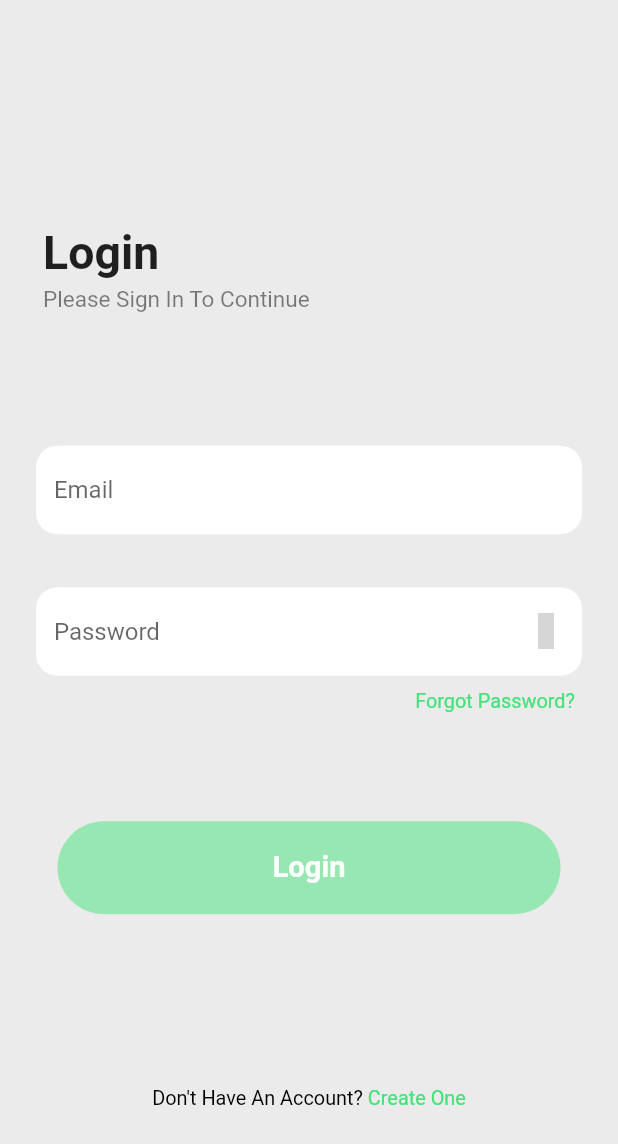
After one commit to OMARDARAZI/Mythmaker, a Flutter app: the screen it shows after launch, on a phone screen of 412 x 824 dp. The commit adds this screen. Shown: the top 1144 px of the screen. Run offline on Flutter 3.47's test engine with Material 2 defaults, Android fonts, the phone set to English and light mode, and no system bars; our stand-ins replace flutter_screenutil, get, iconsax, lottie, shared_preferences; missing offline and left inert: all_validations_br, fialogs, smooth_scroll_multiplatform; grey boxes are pictures that could not be loaded.

```diff
--- /dev/null
+++ b/lib/login/view.dart
@@ -0,0 +1,185 @@
+import 'package:flutter/material.dart';
+import 'package:flutter_screenutil/flutter_screenutil.dart';
+import 'package:get/get.dart';
+import 'package:iconsax/iconsax.dart';
+import 'package:lottie/lottie.dart';
+import 'package:myth_maker/register/view.dart';
+import 'package:myth_maker/widgets/TextField.dart';
+import 'package:myth_maker/widgets/primaryBtn.dart';
+import '../consts.dart';
+import 'logic.dart';
+
+class LoginPage extends StatelessWidget {
+  LoginPage({Key? key}) : super(key: key);
+
+  @override
+  Widget build(BuildContext context) {
+    return SafeArea(
+      child: GetBuilder<LoginLogic>(
+        init: LoginLogic(),
+        builder: (logic) {
+          return Scaffold(
+            backgroundColor: backgroundColor,
+            body: SingleChildScrollView(
+              child: Column(
+                mainAxisAlignment: MainAxisAlignment.start,
+                crossAxisAlignment: CrossAxisAlignment.start,
+                children: [
+                  SizedBox(
+                    width: double.infinity,
+                    height: 170.h,
+                  ),
+                  Padding(
+                    padding: EdgeInsets.symmetric(horizontal: 30.w),
+                    child: Text(
+                      'Login',
+                      style: TextStyle(
+                          fontWeight: FontWeight.bold, fontSize: 35.sp),
+                    ),
+                  ),
+                  SizedBox(
+                    height: 5.h,
+                  ),
+                  Padding(
+                    padding: EdgeInsets.symmetric(horizontal: 30.w),
+                    child: Text(
+                      'Please Sign In To Continue',
+                      style: TextStyle(
+                        color: Colors.black.withOpacity(.5),
+                        fontSize: 17.sp,
+                      ),
+                    ),
+                  ),
+                  SizedBox(height: 100.h),
+                  customeTextField(
+                    onChanged: (p0) {
+                      logic.updateUi();
+                    },
+                    hint: 'Email',
+                    controller: logic.emailController,
+                    keyboardType: TextInputType.emailAddress,
+                  ),
+                  SizedBox(
+                    height: 40.h,
+                  ),
+                  customeTextField(
+                    onChanged: (p0) => logic.updateUi(),
+                    hint: 'Password',
+                    controller: logic.passwordController,
+                    isObscure: logic.isObscure,
+                    suffixIcon: IconButton(
+                      onPressed: () {
+                        logic.changeObscure();
+                      },
+                      icon: Icon(
+                        logic.isObscure ? Iconsax.eye : Iconsax.eye_slash,
+                      ),
+                    ),
+                    keyboardType: TextInputType.visiblePassword,
+                  ),
+                  Padding(
+                    padding:
+                        EdgeInsets.symmetric(horizontal: 30.w, vertical: 10.w),
+                    child: Row(
+                      mainAxisAlignment: MainAxisAlignment.end,
+                      children: [
+                        Text(
+                          'Forgot Password?',
+                          style: TextStyle(
+                            color: primaryColor,
+                            fontSize: 15.sp,
+                          ),
+                        )
+                      ],
+                    ),
+                  ),
+                  SizedBox(
+                    height: 70.h,
+                  ),
+                  Row(
+                    mainAxisAlignment: MainAxisAlignment.center,
+                    children: [
+                      GestureDetector(
+                        onTap: () {
+                          if (logic.isLoading == false) {
+                            FocusManager.instance.primaryFocus?.unfocus();
+
+                            if (logic.emailController.text == '' ||
+                                logic.passwordController.text == '') {
+                            } else {
+                              logic.Login(
+                                  logic.emailController.text
+                                      .trim()
+                                      .toLowerCase(),
+                                  logic.passwordController.text.trim(),
+                                  context);
+                            }
+                          }
+                        },
+                        child: AnimatedContainer(
+                          width: 350.w,
+                          height: 70.h,
+                          decoration: BoxDecoration(
+                            color: logic.emailController.text == ''
+                                ? primaryColor.withOpacity(.5)
+                                : logic.passwordController.text == ''
+                                    ? primaryColor.withOpacity(.5)
+                                    : primaryColor,
+                            borderRadius: const BorderRadius.all(
+                              Radius.circular(50),
+                            ),
+                          ),
+                          duration: Duration(milliseconds: 200),
+                          child: logic.isLoading
+                              ? Lottie.asset('assets/lottie/loading.json',
+                                  frameRate: FrameRate(60))
+                              : Center(
+                                  child: Text(
+                                    'Login',
+                                    style: TextStyle(
+                                      fontSize: 22.sp,
+                                      color: Colors.white,
+                                      fontWeight: FontWeight.bold,
+                                    ),
+                                  ),
+                                ),
+                        ),
+                      ),
+                    ],
+                  ),
+                  SizedBox(
+                    height: 130.h,
+                  ),
+                  Row(
+                    mainAxisAlignment: MainAxisAlignment.center,
+                    children: [
+                      GestureDetector(
+                        onTap: () {
+                          Get.to(() => RegisterPage(),
+                              transition: Transition.rightToLeftWithFade);
+                        },
+                        child: RichText(
+                          text: TextSpan(
+                            style:
+                                TextStyle(fontSize: 15.sp, color: Colors.black),
+                            children: <TextSpan>[
+                              const TextSpan(text: "Don't Have An Account? "),
+                              TextSpan(
+                                text: 'Create One',
+                                style: TextStyle(color: primaryColor),
+                              ),
+                            ],
+                          ),
+                        ),
+                      )
+                    ],
+                  )
+                ],
+              ),
+            ),
+          );
+        },
+      ),
+    );
+  }
+}
--- /dev/null
+++ b/lib/models/User.dart
@@ -0,0 +1,37 @@
+class User {
+  final String id;
+  final String name;
+  final String email;
+  final DateTime dob;
+  final List<String> followers;
+  final List<String> following;
+  final List<String> posts;
+  final int version;
+  final String pfp; // Profile picture field
+
+  User({
+    required this.id,
+    required this.name,
+    required this.email,
+    required this.dob,
+    required this.followers,
+    required this.following,
+    required this.posts,
+    required this.version,
+    required this.pfp,
+  });
+
+  factory User.fromJson(Map<String, dynamic> json) {
+    return User(
+      id: json['_id'] ?? "",
+      name: json['name'] ?? "",
+      email: json['email'] ?? "",
+      dob: json['dob'] != null ? DateTime.parse(json['dob']) : DateTime.now(), // Handling null with a default value (current time)
+      followers: json['followers'] != null ? List<String>.from(json['followers'].map((id) => id.toString())) : [],
+      following: json['following'] != null ? List<String>.from(json['following'].map((id) => id.toString())) : [],
+      posts: json['posts'] != null ? List<String>.from(json['posts'].map((id) => id.toString())) : [],
+      version: json['__v'] ?? 0,
+      pfp: json['pfp'] ?? "", // Handle null profile picture
+    );
+  }
+}
--- a/lib/register/logic.dart
+++ b/lib/register/logic.dart
@@ -14,6 +14,9 @@ class RegisterLogic extends GetxController {
   final formKey = GlobalKey<FormState>();
   final loginLogic = Get.put(LoginLogic());
 
+  updateUi(){
+    update();
+  }
   Future<void> registerUser({
     required String name,
     required String email,
--- a/lib/widgets/TextField.dart
+++ b/lib/widgets/TextField.dart
@@ -10,6 +10,8 @@ class customeTextField extends StatelessWidget {
     this.suffixIcon,
     this.keyboardType,
     this.validator,
+    required this.onChanged,
+
   });
 
   String hint;
@@ -17,7 +19,7 @@ class customeTextField extends StatelessWidget {
   TextEditingController controller;
   final Widget? suffixIcon;
   final TextInputType? keyboardType;
-
+  final void Function(String) onChanged;
   final String? Function(String?)? validator;
 
   @override
@@ -25,6 +27,7 @@ class customeTextField extends StatelessWidget {
     return Padding(
       padding: EdgeInsets.symmetric(horizontal: 25.w),
       child: TextFormField(
+        onChanged: onChanged,
         validator: validator,
         keyboardType: keyboardType,
         obscureText: isObscure,
--- a/pubspec.yaml
+++ b/pubspec.yaml
@@ -47,6 +47,7 @@ dependencies:
   fialogs:
   smooth_scroll_multiplatform:
   all_validations_br:
+  intl:
 
 
 dev_dependencies:
```
Also changed, not shown: lib/home/view.dart (+13 -0 lines), lib/login/logic.dart (added, +129 -0 lines), lib/navbar/logic.dart (+34 -0 lines), lib/navbar/view.dart (+66 -29 lines), lib/profile/view.dart (+38 -3 lines), lib/register/view.dart (+4 -3 lines), pubspec.lock.
